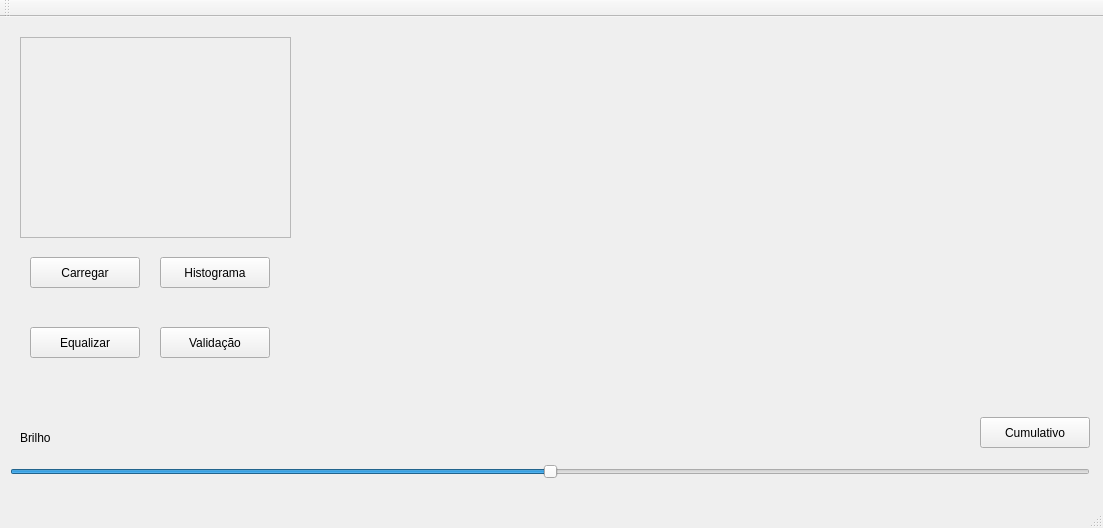
Before: the Qt Designer form mainwindow.ui in chr0m1ng/imageEqualizator, drawn with Qt 5.
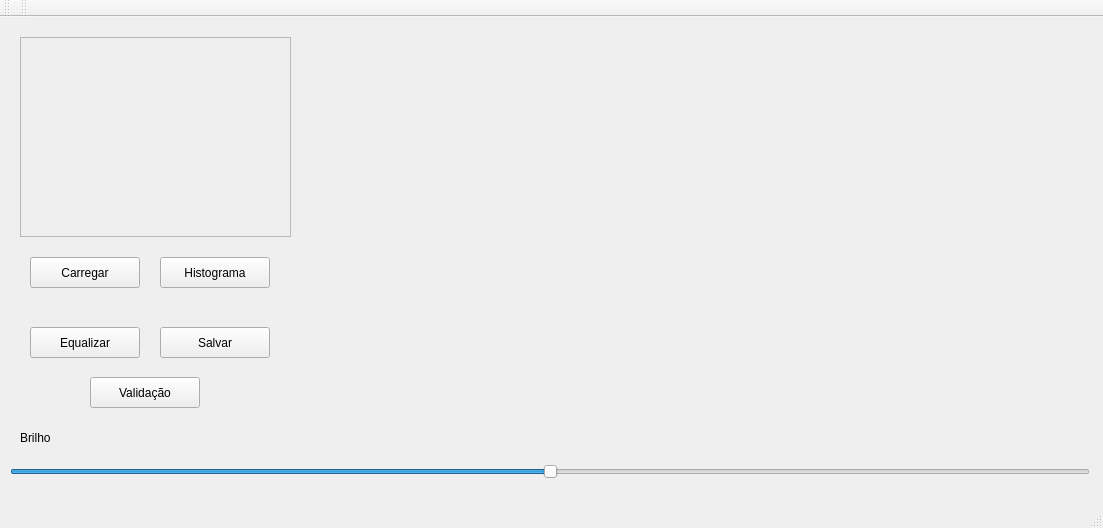
After: the same form once the commit is applied. Icons and pictures are not drawn. Custom widgets are drawn as their Qt base class.

Diff of the .ui file:
```diff
--- a/mainwindow.ui
+++ b/mainwindow.ui
@@ -10,6 +10,27 @@
     <height>528</height>
    </rect>
   </property>
+  <property name="sizePolicy">
+   <sizepolicy hsizetype="Fixed" vsizetype="Fixed">
+    <horstretch>0</horstretch>
+    <verstretch>0</verstretch>
+   </sizepolicy>
+  </property>
+  <property name="minimumSize">
+   <size>
+    <width>1103</width>
+    <height>528</height>
+   </size>
+  </property>
+  <property name="maximumSize">
+   <size>
+    <width>1103</width>
+    <height>528</height>
+   </size>
+  </property>
+  <property name="mouseTracking">
+   <bool>false</bool>
+  </property>
   <property name="windowTitle">
    <string>MainWindow</string>
   </property>
@@ -20,9 +41,33 @@
       <x>20</x>
       <y>20</y>
       <width>271</width>
-      <height>201</height>
+      <height>200</height>
      </rect>
     </property>
+    <property name="sizePolicy">
+     <sizepolicy hsizetype="Fixed" vsizetype="Fixed">
+      <horstretch>0</horstretch>
+      <verstretch>0</verstretch>
+     </sizepolicy>
+    </property>
+    <property name="cursor" stdset="0">
+     <cursorShape>OpenHandCursor</cursorShape>
+    </property>
+    <property name="mouseTracking">
+     <bool>true</bool>
+    </property>
+    <property name="acceptDrops">
+     <bool>false</bool>
+    </property>
+    <property name="autoFillBackground">
+     <bool>false</bool>
+    </property>
+    <property name="verticalScrollBarPolicy">
+     <enum>Qt::ScrollBarAsNeeded</enum>
+    </property>
+    <property name="sizeAdjustPolicy">
+     <enum>QAbstractScrollArea::AdjustIgnored</enum>
+    </property>
     <property name="widgetResizable">
      <bool>true</bool>
     </property>
@@ -32,7 +77,7 @@
        <x>0</x>
        <y>0</y>
        <width>269</width>
-       <height>199</height>
+       <height>198</height>
       </rect>
      </property>
     </widget>
@@ -107,8 +152,8 @@
    <widget class="QPushButton" name="btValidacao">
     <property name="geometry">
      <rect>
-      <x>160</x>
-      <y>310</y>
+      <x>90</x>
+      <y>360</y>
       <width>110</width>
       <height>31</height>
      </rect>
@@ -159,14 +204,14 @@
    <widget class="QPushButton" name="btCumulativo">
     <property name="geometry">
      <rect>
-      <x>980</x>
-      <y>400</y>
+      <x>160</x>
+      <y>310</y>
       <width>110</width>
       <height>31</height>
      </rect>
     </property>
     <property name="text">
-     <string>Cumulativo</string>
+     <string>Salvar</string>
     </property>
    </widget>
   </widget>
@@ -189,6 +234,17 @@
    </attribute>
   </widget>
   <widget class="QStatusBar" name="statusBar"/>
+  <widget class="QToolBar" name="toolBar">
+   <property name="windowTitle">
+    <string>toolBar</string>
+   </property>
+   <attribute name="toolBarArea">
+    <enum>TopToolBarArea</enum>
+   </attribute>
+   <attribute name="toolBarBreak">
+    <bool>false</bool>
+   </attribute>
+  </widget>
  </widget>
  <layoutdefault spacing="6" margin="11"/>
  <customwidgets>
```
Left out of the diff: 21 changed lines with no effect on the pictures.
